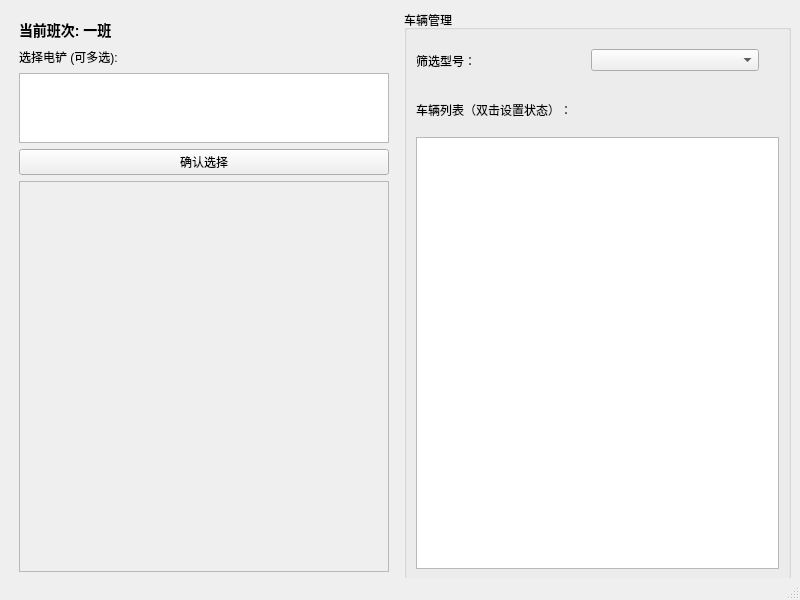
First picture: the form in 报表生成/ui/vehicle_distribution.ui, repository enjoylearning96/QT, before the edit.
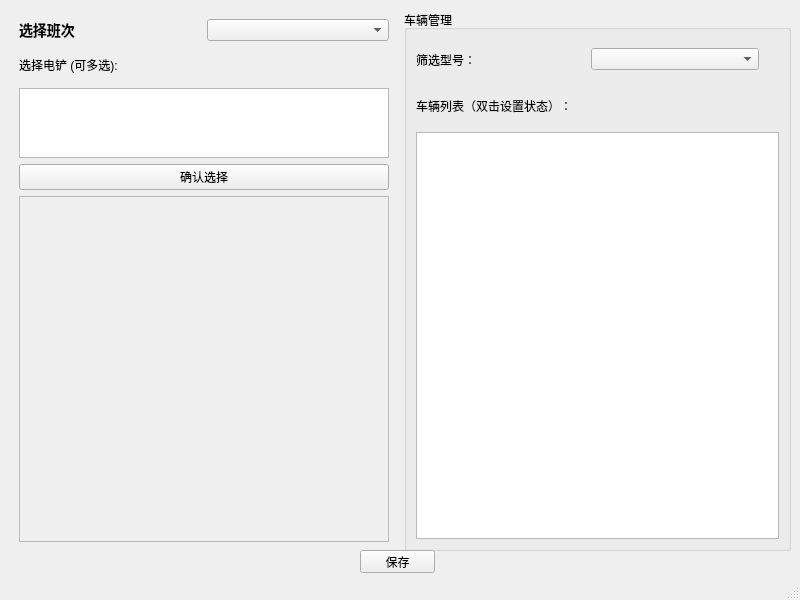
Second picture: the form after the edit.

Patch:
```diff
--- a/报表生成/ui/vehicle_distribution.ui
+++ b/报表生成/ui/vehicle_distribution.ui
@@ -10,6 +10,12 @@
     <height>600</height>
    </rect>
   </property>
+  <property name="sizePolicy">
+   <sizepolicy hsizetype="Fixed" vsizetype="Fixed">
+    <horstretch>0</horstretch>
+    <verstretch>0</verstretch>
+   </sizepolicy>
+  </property>
   <property name="minimumSize">
    <size>
     <width>800</width>
@@ -26,31 +32,56 @@
    <string>MainWindow</string>
   </property>
   <widget class="QWidget" name="centralwidget">
-   <widget class="QWidget" name="">
+   <widget class="QWidget" name="layoutWidget">
     <property name="geometry">
      <rect>
       <x>10</x>
       <y>10</y>
       <width>781</width>
-      <height>571</height>
+      <height>541</height>
      </rect>
     </property>
     <layout class="QHBoxLayout" name="horizontalLayout_2">
      <item>
       <widget class="QWidget" name="left" native="true">
-       <layout class="QVBoxLayout" name="verticalLayout_2" stretch="1,1,2,1,20">
-        <property name="bottomMargin">
-         <number>9</number>
-        </property>
+       <layout class="QVBoxLayout" name="verticalLayout_2" stretch="1,1,2,1,10">
         <item>
-         <widget class="QLabel" name="label_shift">
-          <property name="styleSheet">
-           <string>font-weight: bold; font-size: 14px;</string>
-          </property>
-          <property name="text">
-           <string>当前班次: 一班</string>
-          </property>
-         </widget>
+         <layout class="QHBoxLayout" name="horizontalLayout_3">
+          <item>
+           <widget class="QLabel" name="label_shift">
+            <property name="styleSheet">
+             <string>font-weight: bold; font-size: 14px;</string>
+            </property>
+            <property name="text">
+             <string>选择班次</string>
+            </property>
+           </widget>
+          </item>
+          <item>
+           <widget class="QComboBox" name="comboBox">
+            <item>
+             <property name="text">
+              <string/>
+             </property>
+            </item>
+            <item>
+             <property name="text">
+              <string>二班</string>
+             </property>
+            </item>
+            <item>
+             <property name="text">
+              <string>三班</string>
+             </property>
+            </item>
+            <item>
+             <property name="text">
+              <string>一班</string>
+             </property>
+            </item>
+           </widget>
+          </item>
+         </layout>
         </item>
         <item>
          <widget class="QLabel" name="label_shovelSelect">
@@ -79,8 +110,8 @@
             <rect>
              <x>0</x>
              <y>0</y>
-             <width>383</width>
-             <height>397</height>
+             <width>367</width>
+             <height>332</height>
             </rect>
            </property>
            <widget class="QWidget" name="shovelContainer" native="true">
@@ -154,6 +185,19 @@
      </item>
     </layout>
    </widget>
+   <widget class="QPushButton" name="pushButton">
+    <property name="geometry">
+     <rect>
+      <x>360</x>
+      <y>550</y>
+      <width>75</width>
+      <height>23</height>
+     </rect>
+    </property>
+    <property name="text">
+     <string>保存</string>
+    </property>
+   </widget>
   </widget>
   <widget class="QStatusBar" name="statusbar"/>
  </widget>
```
